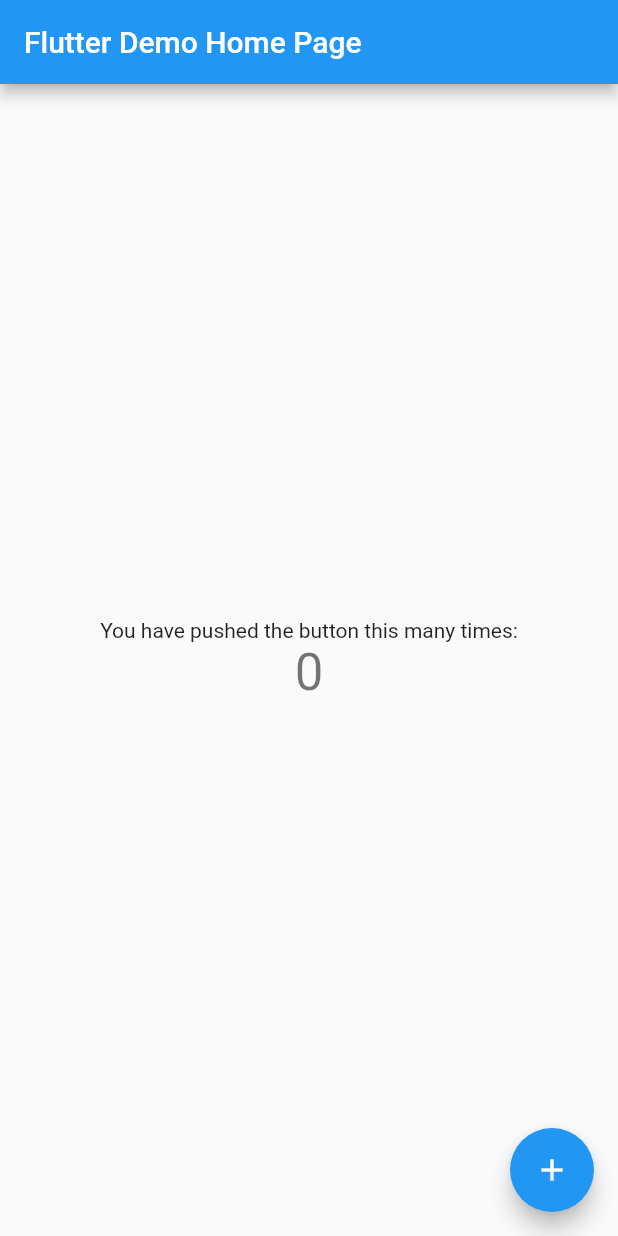
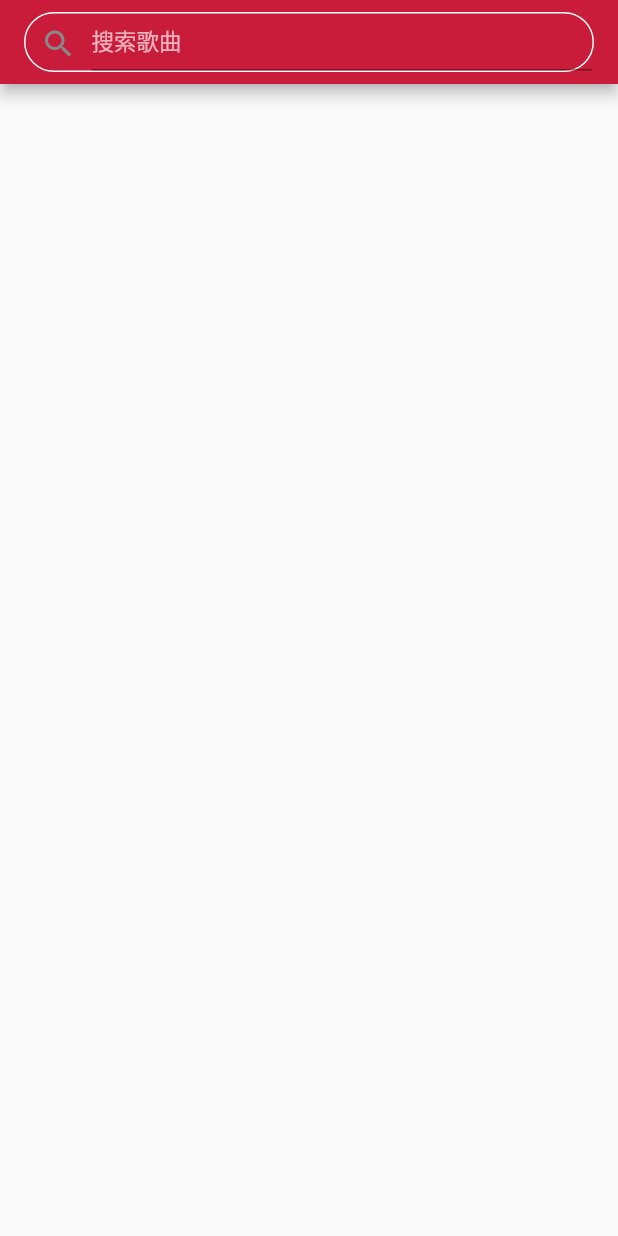
Before and after one commit to WustLCQ/Artemis, a Flutter app: the screen it shows after launch, on a phone screen of 412 x 824 dp. Run offline on Flutter 3.47's test engine with Material 2 defaults, Android fonts, the phone set to English and light mode, and no system bars.

Commit message:
feat: 增加首页搜索框

```diff
--- /dev/null
+++ b/lib/common/style.dart
@@ -0,0 +1,12 @@
+/*
+ * @Author: Li Chunqiang
+ * @Date: 2019-02-11 15:02:02
+ * @Last Modified by: Li Chunqiang
+ * @Last Modified time: 2019-02-11 15:12:47
+ */
+import 'package:flutter/material.dart';
+
+const AppColor = {
+  'ThemeColor': Color(0xFFC91B3A),
+  'TextColor': Color(0xFF888888)
+};
--- /dev/null
+++ b/lib/components/search_input.dart
@@ -0,0 +1,77 @@
+/*
+ * @Author: Li Chunqiang
+ * @Date: 2019-02-11 15:58:03
+ * @Last Modified by: Li Chunqiang
+ * @Last Modified time: 2019-02-12 16:55:42
+ */
+import 'package:flutter/material.dart';
+
+class MaterialSearchInput<T> extends StatefulWidget {
+  MaterialSearchInput({
+    this.placeholder
+  });
+
+  final String placeholder;
+
+  @override
+  createState() => new _MaterialSearchInputState<T>();
+}
+
+class _MaterialSearchInputState<T> extends State<MaterialSearchInput<T>> {
+  _showMaterialSearch(BuildContext context) {
+    print('onTap');
+  }
+
+  @override
+  Widget build(BuildContext context) {
+    return new InkWell(
+      onTap: () => _showMaterialSearch(context),
+      child: new FormField<T>(
+        builder: (FormFieldState<T> field) {
+          return new InputDecorator(
+            isEmpty: false,
+            decoration: new InputDecoration(
+              labelText: widget.placeholder,
+              labelStyle: TextStyle(
+                fontSize: 20.0,
+                color: Color(0xAAFFFFFF)
+              ),
+              errorText: field.errorText
+            ),
+          );
+        },
+      )
+    );
+  }
+}
+
+class SearchInput extends StatelessWidget {
+  @override
+  Widget build(BuildContext context) {
+    return new Container(
+      decoration: BoxDecoration(
+        border: Border.all(
+          width: 1.0,
+          color: Color(0xFFFFFFFF)
+        ),
+        borderRadius: new BorderRadius.all(
+          const Radius.circular(20.0)
+        )
+      ),
+      height: 40.0,
+      child: new Row(
+        children: <Widget>[
+          new Padding(
+            padding: new EdgeInsets.only(right: 10.0, top: 3.0, left: 10.0),
+            child: new Icon(Icons.search, size: 24.0, color: Theme.of(context).accentColor)
+          ),
+          new Expanded(
+            child: new MaterialSearchInput(
+              placeholder: '搜索歌曲',
+            ),
+          )
+        ],
+      )
+    );
+  }
+}
--- a/lib/main.dart
+++ b/lib/main.dart
@@ -1,111 +1,39 @@
+/*
+ * @Author: Li Chunqiang
+ * @Date: 2019-02-11 14:53:02
+ * @Last Modified by: Li Chunqiang
+ * @Last Modified time: 2019-02-11 15:43:26
+ */
 import 'package:flutter/material.dart';
+import 'views/home/index.dart';
+import 'common/style.dart';
 
-void main() => runApp(MyApp());
+void main() => runApp(Artemis());
 
-class MyApp extends StatelessWidget {
-  // This widget is the root of your application.
+class Artemis extends StatelessWidget {
+  Artemis() {
+
+  }
   @override
   Widget build(BuildContext context) {
-    return MaterialApp(
-      title: 'Flutter Demo',
-      theme: ThemeData(
-        // This is the theme of your application.
-        //
-        // Try running your application with "flutter run". You'll see the
-        // application has a blue toolbar. Then, without quitting the app, try
-        // changing the primarySwatch below to Colors.green and then invoke
-        // "hot reload" (press "r" in the console where you ran "flutter run",
-        // or simply save your changes to "hot reload" in a Flutter IDE).
-        // Notice that the counter didn't reset back to zero; the application
-        // is not restarted.
-        primarySwatch: Colors.blue,
+    return new MaterialApp(
+      title: 'title',
+      theme: new ThemeData(
+        primaryColor: AppColor['ThemeColor'],
+        backgroundColor: Color(0xFFEFEFEF),
+        accentColor: AppColor['TextColor'],
+        textTheme: TextTheme(
+          //设置Material的默认字体样式
+          body1: TextStyle(color: AppColor['TextColor'], fontSize: 16.0),
+        ),
+        iconTheme: IconThemeData(
+          color: AppColor['ThemeColor'],
+          size: 35.0,
+        ),
       ),
-      home: MyHomePage(title: 'Flutter Demo Home Page'),
+      home: new Scaffold(
+        body: new HomePage()
+      ),
     );
   }
 }
-
-class MyHomePage extends StatefulWidget {
-  MyHomePage({Key key, this.title}) : super(key: key);
-
-  // This widget is the home page of your application. It is stateful, meaning
-  // that it has a State object (defined below) that contains fields that affect
-  // how it looks.
-
-  // This class is the configuration for the state. It holds the values (in this
-  // case the title) provided by the parent (in this case the App widget) and
-  // used by the build method of the State. Fields in a Widget subclass are
-  // always marked "final".
-
-  final String title;
-
-  @override
-  _MyHomePageState createState() => _MyHomePageState();
-}
-
-class _MyHomePageState extends State<MyHomePage> {
-  int _counter = 0;
-
-  void _incrementCounter() {
-    setState(() {
-      // This call to setState tells the Flutter framework that something has
-      // changed in this State, which causes it to rerun the build method below
-      // so that the display can reflect the updated values. If we changed
-      // _counter without calling setState(), then the build method would not be
-      // called again, and so nothing would appear to happen.
-      _counter++;
-    });
-  }
-
-  @override
-  Widget build(BuildContext context) {
-    // This method is rerun every time setState is called, for instance as done
-    // by the _incrementCounter method above.
-    //
-    // The Flutter framework has been optimized to make rerunning build methods
-    // fast, so that you can just rebuild anything that needs updating rather
-    // than having to individually change instances of widgets.
-    return Scaffold(
-      appBar: AppBar(
-        // Here we take the value from the MyHomePage object that was created by
-        // the App.build method, and use it to set our appbar title.
-        title: Text(widget.title),
-      ),
-      body: Center(
-        // Center is a layout widget. It takes a single child and positions it
-        // in the middle of the parent.
-        child: Column(
-          // Column is also layout widget. It takes a list of children and
-          // arranges them vertically. By default, it sizes itself to fit its
-          // children horizontally, and tries to be as tall as its parent.
-          //
-          // Invoke "debug painting" (press "p" in the console, choose the
-          // "Toggle Debug Paint" action from the Flutter Inspector in Android
-          // Studio, or the "Toggle Debug Paint" command in Visual Studio Code)
-          // to see the wireframe for each widget.
-          //
-          // Column has various properties to control how it sizes itself and
-          // how it positions its children. Here we use mainAxisAlignment to
-          // center the children vertically; the main axis here is the vertical
-          // axis because Columns are vertical (the cross axis would be
-          // horizontal).
-          mainAxisAlignment: MainAxisAlignment.center,
-          children: <Widget>[
-            Text(
-              'You have pushed the button this many times:',
-            ),
-            Text(
-              '$_counter',
-              style: Theme.of(context).textTheme.display1,
-            ),
-          ],
-        ),
-      ),
-      floatingActionButton: FloatingActionButton(
-        onPressed: _incrementCounter,
-        tooltip: 'Increment',
-        child: Icon(Icons.add),
-      ), // This trailing comma makes auto-formatting nicer for build methods.
-    );
-  }
-}
--- /dev/null
+++ b/lib/views/home/index.dart
@@ -0,0 +1,25 @@
+/*
+ * @Author: Li Chunqiang
+ * @Date: 2019-02-11 14:55:57
+ * @Last Modified by: Li Chunqiang
+ * @Last Modified time: 2019-02-12 14:46:43
+ */
+import 'package:flutter/material.dart';
+import 'package:artemis/components/search_input.dart';
+
+class HomePage extends StatefulWidget {
+  @override
+  createState() => new _HomePageState();
+}
+
+class _HomePageState extends State<HomePage> {
+  Widget buildSearchInput(BuildContext context) {
+    return new SearchInput();
+  }
+  @override
+  Widget build(BuildContext context) {
+    return new Scaffold(
+      appBar: new AppBar(title: buildSearchInput(context))
+    );
+  }
+}
```
Also changed, not shown: 2 other files.
